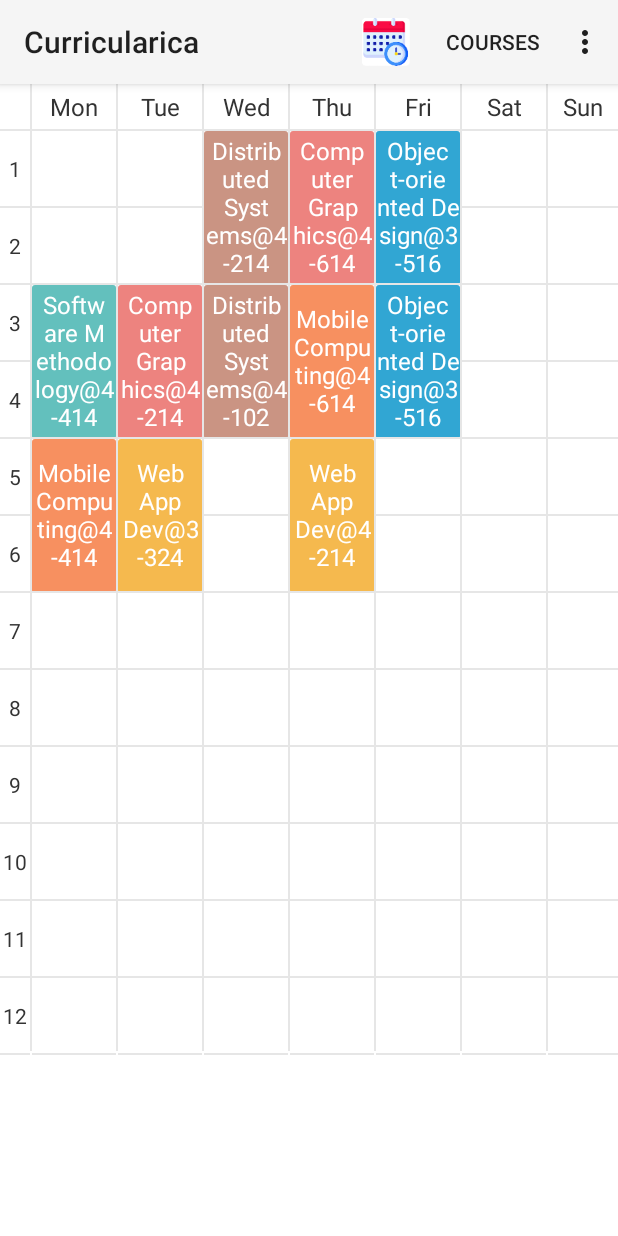
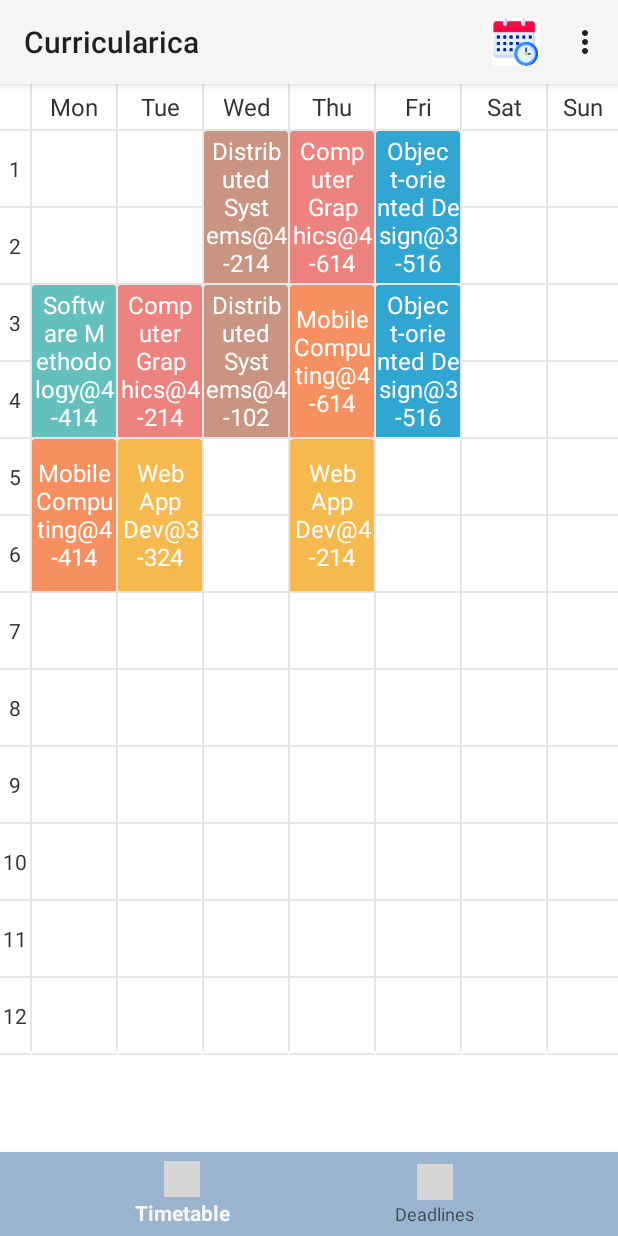
Before and after one commit to peylix/Curricularica-Android, an Android app: the screen it shows after launch (MainActivity), after a tap on "Curricularica", on a phone screen of 412 x 824 dp. Run offline under Robolectric (Android 15) with nearby library versions, the phone set to English and light mode, and no system bars; grey boxes are pictures that could not be loaded.

Commit message:
Refined the activity bar and added a bottom bar.

```diff
--- a/app/src/main/java/com/example/curricularica/MainActivity.java
+++ b/app/src/main/java/com/example/curricularica/MainActivity.java
@@ -13,6 +13,8 @@ import android.view.MenuItem;
 
 import androidx.appcompat.app.AppCompatActivity;
 import androidx.appcompat.widget.Toolbar;
+
+import com.google.android.material.bottomnavigation.BottomNavigationView;
 
 public class MainActivity extends AppCompatActivity {
     private TimetableView timeTableView;
@@ -42,6 +44,21 @@ public class MainActivity extends AppCompatActivity {
 //            startActivity(intent);
 //        });
 
+
+        BottomNavigationView bottomNavigationView = findViewById(R.id.bottom_navigation);
+        bottomNavigationView.setOnNavigationItemSelectedListener(item -> {
+            if (item.getItemId() == R.id.timetable) {
+                Intent timetableIntent = new Intent(this, MainActivity.class);
+                startActivity(timetableIntent);
+                return true;
+            } else if (item.getItemId() == R.id.deadlines) {
+                Intent deadlinesIntent = new Intent(this, DeadlinesActivity.class);
+                startActivity(deadlinesIntent);
+                return true;
+            }
+            return true;
+        });
+
     }
 
     @Override
@@ -59,14 +76,16 @@ public class MainActivity extends AppCompatActivity {
             coursesIntent.putExtra("TIMETABLE_LIST", (Serializable) courseModels);
             startActivity(coursesIntent);
             return true;
-        } else if (id == R.id.menu_to_deadlines) {
-            Intent deadlinesIntent = new Intent(this, DeadlinesActivity.class);
-            startActivity(deadlinesIntent);
+        } else if (id == R.id.menu_about) {
+            Intent aboutIntent = new Intent(this, AboutActivity.class);
+            startActivity(aboutIntent);
             return true;
         }
 
         return super.onOptionsItemSelected(item);
     }
+
+
 
 
 
--- a/app/src/main/res/layout/activity_main.xml
+++ b/app/src/main/res/layout/activity_main.xml
@@ -67,12 +67,13 @@
 <!--            android:textSize="18sp" />-->
 <!--    </LinearLayout>-->
 
-        <ScrollView
-        android:id="@+id/main_scrollview"
-        android:layout_width="fill_parent"
-        android:layout_height="fill_parent"
-        android:fillViewport="false"
-        >
+    <ScrollView
+    android:id="@+id/main_scrollview"
+    android:layout_width="fill_parent"
+    android:layout_height="0dp"
+        android:layout_weight="1"
+    android:fillViewport="false"
+    >
 
         <com.example.curricularica.TimetableView
             android:id="@+id/main_timetable_ly"
@@ -83,6 +84,13 @@
 
     </ScrollView>
 
+    <com.google.android.material.bottomnavigation.BottomNavigationView
+        android:id="@+id/bottom_navigation"
+        android:layout_width="match_parent"
+        android:layout_height="wrap_content"
+        android:background="@color/ic_light_blue"
+        app:menu="@menu/bottom_navigation_menu" />
+
 
 
 </LinearLayout>
--- /dev/null
+++ b/app/src/main/res/menu/bottom_navigation_menu.xml
@@ -0,0 +1,11 @@
+<?xml version="1.0" encoding="utf-8"?>
+<menu xmlns:android="http://schemas.android.com/apk/res/android">
+    <item
+        android:id="@+id/timetable"
+        android:icon="@drawable/calendar_view_day"
+        android:title="Timetable" />
+    <item
+        android:id="@+id/deadlines"
+        android:icon="@drawable/event_list"
+        android:title="Deadlines" />
+</menu>
--- a/app/src/main/res/menu/title_bar_menu.xml
+++ b/app/src/main/res/menu/title_bar_menu.xml
@@ -11,11 +11,10 @@
     <item
         android:id="@+id/menu_show_courses"
         android:title="Courses"
-        app:showAsAction="ifRoom" />
-
+        app:showAsAction="never" />
     <item
-        android:id="@+id/menu_to_deadlines"
-        android:title="Deadlines"
-        app:showAsAction="ifRoom" />
+        android:id="@+id/menu_about"
+        android:title="About"
+        app:showAsAction="never" />
 
 </menu>
--- a/app/src/main/res/values/colors.xml
+++ b/app/src/main/res/values/colors.xml
@@ -22,8 +22,6 @@
     <color name="ic_green_yellow_pr">#8BC73D</color>
     <color name="ic_light_blue">#9AB4CF</color>
     <color name="ic_light_blue_pr">#87A6C6</color>
-    <color name="ic_coure_yisi">#9AB4CF</color>
-    <color name="ic_coure_yisi_pr">#87A6C6</color>
     <color name="ic_soft_green">#E593AD</color>
     <color name="ic_soft_green_pr">#6DB69C</color>
     <color name="ic_light_pink">#E593AD</color>
```
Also changed, not shown: app/src/main/java/com/example/curricularica/DeadlinesActivity.java (+17 -0 lines), app/src/main/res/layout/activity_deadlines.xml (+17 -6 lines), app/src/main/res/drawable/share_term_table_footer.png (deleted), app/src/main/res/drawable/share_term_table_header.png (deleted).
